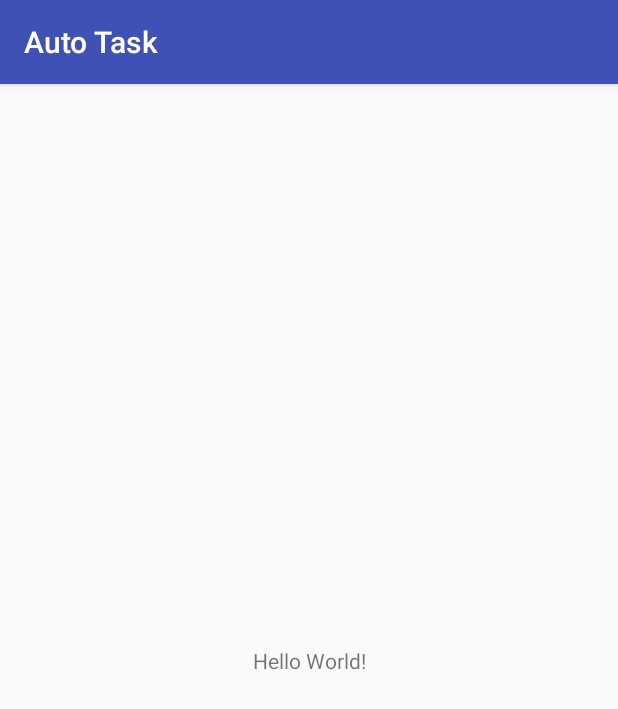
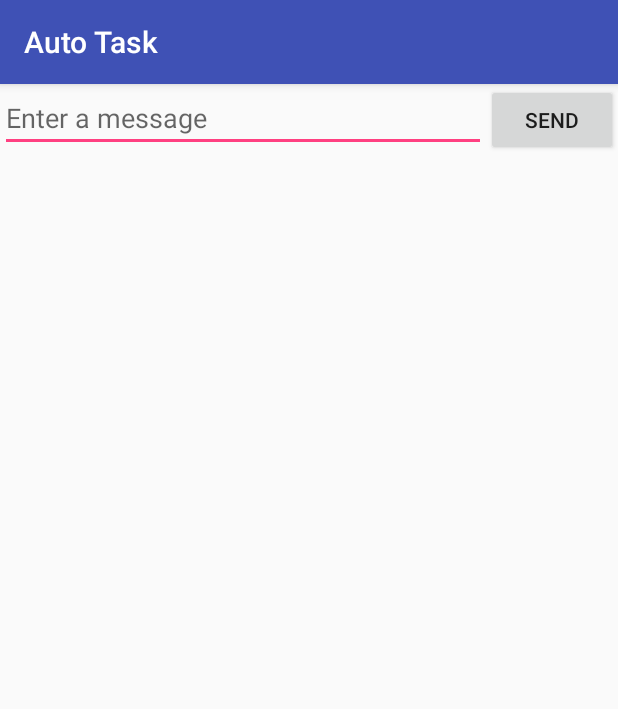
Before and after one commit to aidenZou/AutoTask, an Android app: the screen it shows after launch (MainActivity), on a phone screen of 412 x 824 dp. Shown: the top 709 px of the screen. Run offline under Robolectric (Android 15) with nearby library versions, the phone set to English and light mode, and no system bars.

Commit message:
启动新的 Activity

```diff
--- a/app/src/main/res/layout/activity_main.xml
+++ b/app/src/main/res/layout/activity_main.xml
@@ -1,19 +1,17 @@
 <?xml version="1.0" encoding="utf-8"?>
-<android.support.constraint.ConstraintLayout
-    xmlns:android="http://schemas.android.com/apk/res/android"
+<LinearLayout xmlns:android="http://schemas.android.com/apk/res/android"
     xmlns:tools="http://schemas.android.com/tools"
-    xmlns:app="http://schemas.android.com/apk/res-auto"
+    android:orientation="horizontal"
     android:layout_width="match_parent"
-    android:layout_height="match_parent"
-    tools:context="com.a51coding.aidenzou.autotask.autotask.MainActivity">
-
-    <TextView
+    android:layout_height="match_parent">
+    <EditText android:id="@+id/edit_message"
+        android:layout_weight="1"
+        android:layout_width="0dp"
+        android:layout_height="wrap_content"
+        android:hint="@string/edit_message" />
+    <Button
         android:layout_width="wrap_content"
         android:layout_height="wrap_content"
-        android:text="Hello World!"
-        app:layout_constraintBottom_toBottomOf="parent"
-        app:layout_constraintLeft_toLeftOf="parent"
-        app:layout_constraintRight_toRightOf="parent"
-        app:layout_constraintTop_toTopOf="parent" />
-
-</android.support.constraint.ConstraintLayout>
+        android:text="@string/button_send"
+        android:onClick="sendMessage" />
+</LinearLayout>
--- a/app/src/main/res/values/strings.xml
+++ b/app/src/main/res/values/strings.xml
@@ -1,3 +1,5 @@
 <resources>
     <string name="app_name">Auto Task</string>
+    <string name="edit_message">Enter a message</string>
+    <string name="button_send">Send</string>
 </resources>
```
Also changed, not shown: app/src/main/AndroidManifest.xml (+12 -3 lines), app/src/main/java/com/a51coding/aidenzou/autotask/autotask/DisplayMessageActivity.java (added, +24 -0 lines), app/src/main/java/com/a51coding/aidenzou/autotask/autotask/MainActivity.java (+18 -0 lines), app/src/main/res/layout/activity_display_message.xml (added, +8 -0 lines).
